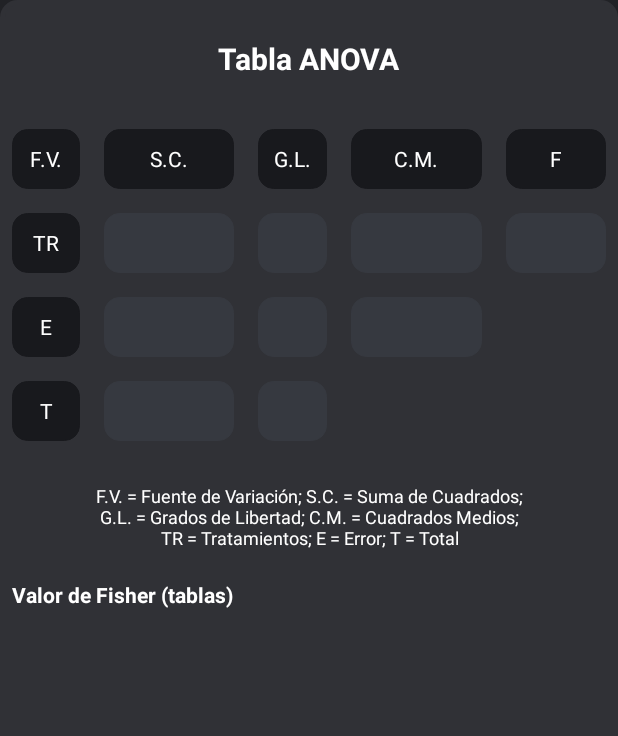
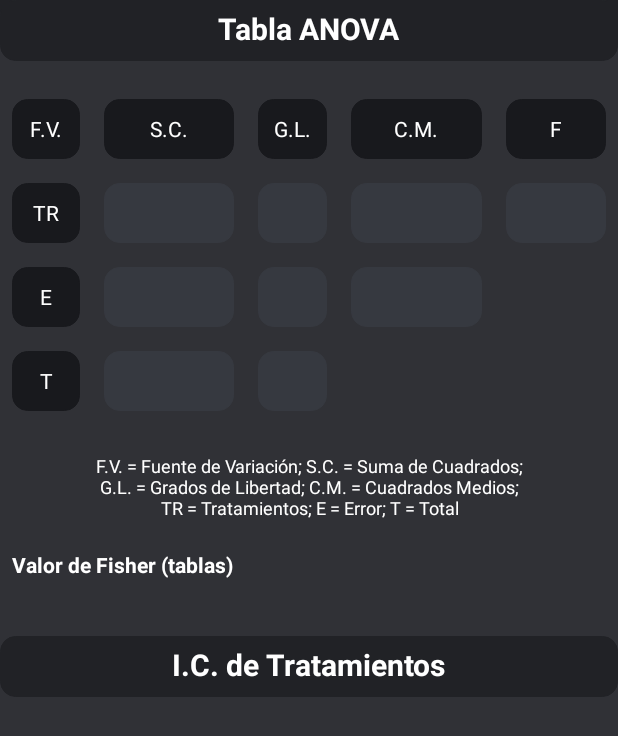
Before and after one commit to Dogeedog/solvingalgopart2, an Android app: the layout activity_solved_doeone_factor.xml on its own in the app's theme, with its tools: preview values and no code run, on a phone screen of 412 x 824 dp. Shown: the top 736 px of the screen. Run offline under Robolectric (Android 15) with nearby library versions, the phone set to English and light mode, and no system bars.

Commit message:
17 11 22 v2: *anova terminado *intervalos de para n tratamientos

```diff
--- a/app/src/main/java/com/example/linearplexsolver/anovaone.java
+++ b/app/src/main/java/com/example/linearplexsolver/anovaone.java
@@ -53,6 +53,7 @@ public class anovaone extends AppCompatActivity {
         int nvalueint = x.getIntExtra("nvalueres", 0);
         double totalreg = x.getDoubleExtra("totalreg",0);
         double confvalue = 1 - x.getDoubleExtra("confvalue",0);
+        String averagePerTreatArrayStr = x.getStringExtra("averagePerTreatArrayStr");
 
         anovareg1.setText(df.format(totalreg-totalerror));
         anovareg2.setText(df.format(totalerror));
--- a/app/src/main/res/layout/activity_solved_doeone_factor.xml
+++ b/app/src/main/res/layout/activity_solved_doeone_factor.xml
@@ -12,6 +12,19 @@
         tools:context=".solvedDOEoneFactor">
 
         <TextView
+            android:layout_width="match_parent"
+            android:layout_height="wrap_content"
+            android:textSize="30sp"
+            android:textStyle="bold"
+            android:background="@drawable/rect2"
+            app:layout_constraintLeft_toLeftOf="parent"
+            app:layout_constraintRight_toRightOf="parent"
+            app:layout_constraintTop_toTopOf="parent"
+            android:layout_marginTop="0dp"
+            >
+        </TextView>
+
+        <TextView
             android:id="@+id/anovatitleone"
             android:layout_width="wrap_content"
             android:layout_height="wrap_content"
@@ -19,12 +32,11 @@
             app:layout_constraintLeft_toLeftOf="parent"
             app:layout_constraintRight_toRightOf="parent"
             app:layout_constraintTop_toTopOf="parent"
-            android:layout_marginTop="25dp"
+            android:layout_marginTop="5dp"
             android:text="@string/anovatable"
             android:textColor="@color/white"
             android:textSize="20sp"
             >
-
         </TextView>
 
         <LinearLayout
@@ -498,7 +510,7 @@
         </TextView>
 
         <TextView
-            android:id="@+id/fisherinputsone"
+            android:id="@+id/fisherinputsoneDOE"
             android:layout_width="wrap_content"
             android:layout_height="30dp"
             app:layout_constraintTop_toBottomOf="@id/fisherstringone"
@@ -515,17 +527,58 @@
 
 
         <TextView
-            android:id="@+id/fishervalueone"
+            android:id="@+id/fishervalueoneDOE"
             android:layout_width="wrap_content"
             android:layout_height="30dp"
             android:gravity="center|start"
             app:layout_constraintTop_toBottomOf="@+id/fisherstringone"
-            app:layout_constraintStart_toEndOf="@+id/fisherinputsone"
+            app:layout_constraintStart_toEndOf="@+id/fisherinputsoneDOE"
             android:layout_marginStart="8dp"
             android:layout_marginTop="4dp"
             android:textColor="@color/white">
 
         </TextView>
+
+        <TextView
+            android:layout_width="match_parent"
+            android:layout_height="wrap_content"
+            android:textSize="30sp"
+            android:textStyle="bold"
+            android:background="@drawable/rect2"
+            app:layout_constraintStart_toStartOf="parent"
+            app:layout_constraintEnd_toEndOf="parent"
+            app:layout_constraintTop_toBottomOf="@+id/fishervalueoneDOE"
+            android:layout_marginTop="4dp"
+            >
+        </TextView>
+
+
+        <TextView
+            android:id="@+id/tvictext"
+            android:layout_width="wrap_content"
+            android:layout_height="30dp"
+            android:gravity="center|start"
+            android:text="@string/ictreat"
+            android:textStyle="bold"
+            android:textSize="20sp"
+            app:layout_constraintStart_toStartOf="parent"
+            app:layout_constraintEnd_toEndOf="parent"
+            app:layout_constraintTop_toBottomOf="@+id/fishervalueoneDOE"
+            android:layout_marginTop="8dp"
+            android:textColor="@color/white">
+
+        </TextView>
+
+        <LinearLayout
+            android:id="@+id/starterlayoutDOE"
+            android:layout_width="wrap_content"
+            android:layout_height="wrap_content"
+            android:orientation="horizontal"
+            app:layout_constraintStart_toStartOf="parent"
+            app:layout_constraintEnd_toEndOf="parent"
+            app:layout_constraintTop_toBottomOf="@+id/tvictext"
+            android:layout_marginTop="14dp"
+            />
 
 
 
--- a/app/src/main/res/values/dimens.xml
+++ b/app/src/main/res/values/dimens.xml
@@ -12,6 +12,7 @@
     <dimen name="text1stbutton">6sp</dimen>
     <dimen name="widthstate">88dp</dimen>
     <dimen name="widthstate2">138dp</dimen>
+    <dimen name="widthstate3">220dp</dimen>
     <dimen name="heightstate">40dp</dimen>
     <dimen name="textstate">5sp</dimen>
     <dimen name="marginstate">14dp</dimen>
--- a/app/src/main/res/values/strings.xml
+++ b/app/src/main/res/values/strings.xml
@@ -63,4 +63,5 @@
     <string name="replicas">Réplicas:</string>
     <string name="doeunif">Diseño de Experimentos\nUnifactorial</string>
     <string name="anovainfoDOE">F.V. = Fuente de Variación; S.C. = Suma de Cuadrados;\nG.L. = Grados de Libertad; C.M. = Cuadrados Medios;\nTR = Tratamientos; E = Error; T = Total</string>
+    <string name="ictreat">I.C. de Tratamientos</string>
 </resources>
```
Also changed, not shown: app/src/main/java/com/example/linearplexsolver/frag2.java (+26 -2 lines), app/src/main/java/com/example/linearplexsolver/solvedDOEoneFactor.java (+177 -0 lines), 1 other file.
